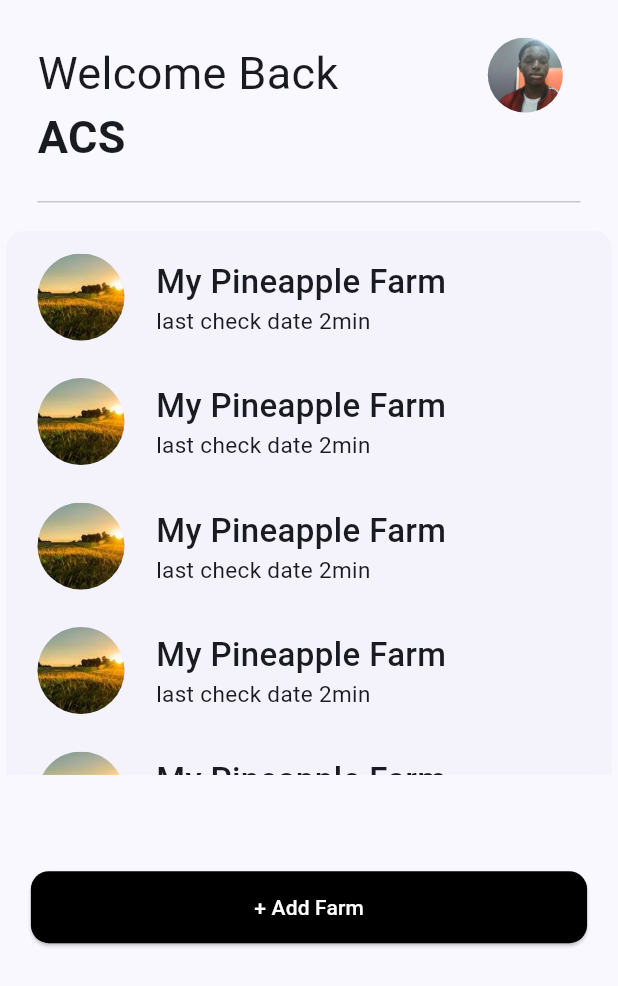
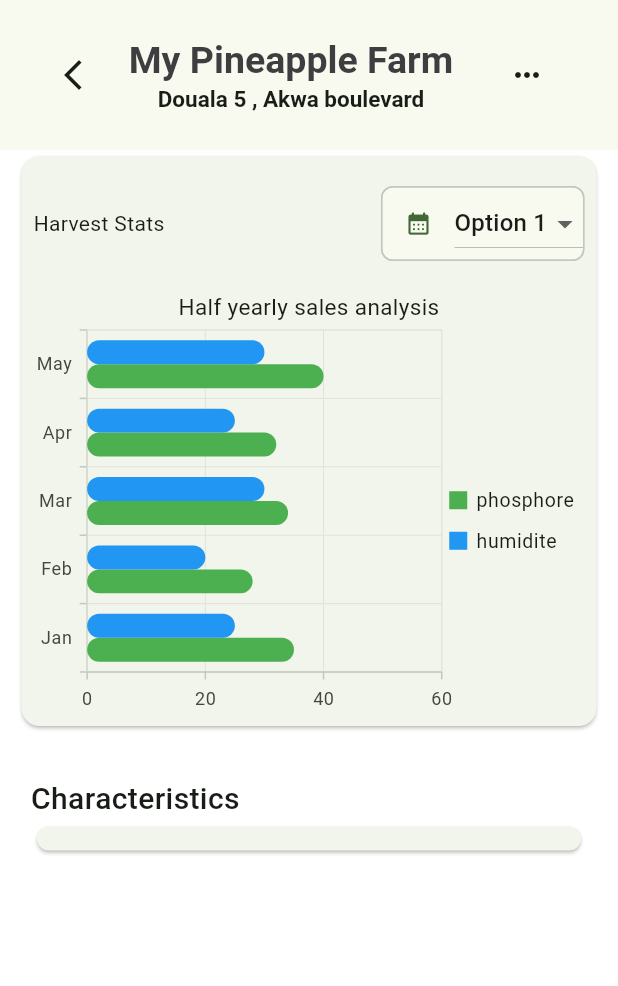
Before and after one commit to AxelleK-S/green_live_acs, a Flutter app: the screen it shows after launch, on a phone screen of 412 x 824 dp. Shown: the top 986 px of the screen. Run offline on Flutter 3.47's test engine with Material 2 defaults, Android fonts, the light colour scheme and no system bars; our stand-ins replace google_fonts, syncfusion_flutter_charts.

Commit message:
Initial commits

```diff
--- a/lib/component/farm_card.dart
+++ b/lib/component/farm_card.dart
@@ -7,8 +7,10 @@ class FarmCard extends StatelessWidget {
 
   var state;
 
+  var Farm_name;
 
-  FarmCard ({ this.image , this.state});
+
+  FarmCard ({ this.image , this.state , this.Farm_name});
 
   @override
   Widget build(BuildContext context) {
--- a/lib/main.dart
+++ b/lib/main.dart
@@ -1,6 +1,8 @@
 import 'package:flutter/material.dart';
 import 'package:google_fonts/google_fonts.dart';
 import 'package:green_live_acs/component/farm_card.dart';
+import 'package:syncfusion_flutter_charts/charts.dart';
+import 'package:syncfusion_flutter_charts/sparkcharts.dart';
 
 void main() {
   runApp(const MyApp());
@@ -32,7 +34,7 @@ class MyApp extends StatelessWidget {
         // This works for code too, not just values: Most code changes can be
         // tested with just a hot reload.
 
-        colorScheme: ColorScheme.fromSeed(seedColor: Color(0xFF010726)),
+        colorScheme: ColorScheme.fromSeed(seedColor: Color(0xFF28A80A)),
         useMaterial3: true,
       ),
       home: const MyHomePage(title: 'Flutter Demo Home Page'),
@@ -71,7 +73,21 @@ class _MyHomePageState extends State<MyHomePage> {
       _counter++;
     });
   }
+  List<_SalesData> data = [
+    _SalesData('Jan', 35),
+    _SalesData('Feb', 28),
+    _SalesData('Mar', 34),
+    _SalesData('Apr', 32),
+    _SalesData('May', 40)
+  ];
 
+  List<_SalesData> data2=[
+    _SalesData('Jan', 25),
+    _SalesData('Feb', 20),
+    _SalesData('Mar', 30),
+    _SalesData('Apr', 25),
+    _SalesData('May', 30)
+  ];
   @override
   Widget build(BuildContext context) {
     var mediaQuery = MediaQuery.of(context);
@@ -82,100 +98,176 @@ class _MyHomePageState extends State<MyHomePage> {
       "My pienaple Farm20",
       "My pienaple Farm22",
       "My pienaple Farm23",
+      "My pienaple Farm24",
+      "My pienaple Farm25",
       "My pienaple Farm23",
+      "My pienaple Farm24",
+      "My pienaple Farm25",
       "My pienaple Farm23",
+      "My pienaple Farm24",
+      "My pienaple Farm25",
+      "My pienaple Farm23",
+      "My pienaple Farm24",
+      "My pienaple Farm25",
+      "My pienaple Farm23",
+      "My pienaple Farm24",
+      "My pienaple Farm25",
+
+
+
+
+
 
     ];
     return Scaffold(
+      backgroundColor: Colors.white,
       appBar: AppBar(
         //backgroundColor: Colors.black,
-        toolbarHeight: 150,
+        toolbarHeight: 100,
         leadingWidth: screenWidth,
-        leading: Padding(
-          padding: const EdgeInsets.all(25.0),
+
+        title: Padding(
+          padding:  EdgeInsets.fromLTRB(8, 120, 8, 120),
+          child: Row(
+            mainAxisAlignment:  MainAxisAlignment.spaceAround,
+            children: [
+              Icon(Icons.arrow_back_ios_new),
+
+              Column(
+                  crossAxisAlignment: CrossAxisAlignment.center,
+                  children: [
+                    Text(
+                      "My Pineapple Farm",
+                      style: GoogleFonts.roboto(fontSize: 25 ,  fontWeight: FontWeight.bold , color: Color(
+                          0xFF3E3E41)),
+                    ),
+                    Text("Douala 5 , Akwa boulevard",
+                      style: GoogleFonts.roboto(
+                          fontSize: 15, fontWeight: FontWeight.bold))
+                  ]),
+
+
+
+              IconButton(onPressed: (){}, icon: Icon(Icons.more_horiz_outlined))
+          ]),
+        ),
+      ),
+
+      body:Center(
         child: Column(
           children: [
-              Row(
+
+
+            SizedBox(
+              width: screenWidth*0.95,
+              child: Card(
+                child: Column(
                   children: [
-                  SizedBox(
-                    width: screenWidth * 0.70,
-                    child: Column(
-                        crossAxisAlignment: CrossAxisAlignment.start,
+                    Padding(
+                      padding: const EdgeInsets.fromLTRB(8, 20, 8, 10),
+                      child: SizedBox(
+                        width: screenWidth * 0.90,
+                        child: Row(
+                            mainAxisAlignment: MainAxisAlignment.spaceBetween,
                             children: [
-                          Text(
-                            "Welcome Back",
-                            style: GoogleFonts.roboto(fontSize: 30),
-                          ),
-                          Text("ACS",
-                              style: GoogleFonts.roboto(
-                                  fontSize: 30, fontWeight: FontWeight.bold))
-                        ]),
-                  ),
-                  const Expanded(
-                    child: Column(
-                        mainAxisAlignment: MainAxisAlignment.start,
-                        children: [
-                          SizedBox(
-                            height: 50,
-                            child: CircleAvatar(
-                              radius: 50,
-                              backgroundImage: AssetImage("assets/avatar.jpg"),
+                              Text("Harvest Stats", style: GoogleFonts.roboto(),),
+                              Chip(
+                                labelPadding: EdgeInsets.fromLTRB(0, 0, 0, 0),
+                                padding: EdgeInsets.fromLTRB(0, 0, 0, 0),
+                                label:
+                                DropdownButton(
+                                  elevation: 0,
+                                  itemHeight:  48,
+                                  autofocus: true,
+                                  items: [
+                                    DropdownMenuItem(child: Text('Option 1'), value: 'Option 1'),
+                                    DropdownMenuItem(child: Text('Option 2'), value: 'Option 2'),
+                                    DropdownMenuItem(child: Text('Option 3'), value: 'Option 3'),
+                                  ],
+                                  value: 'Option 1',
+                                  onChanged: (value) {  },),
+                                avatar: Icon(Icons.calendar_month_rounded),
+
+                              )
+                            ]
                         ),
                       ),
-                          SizedBox(
-                            height: 40,
                     ),
+                    SfCartesianChart(
+
+                        primaryXAxis: CategoryAxis(),
+                        // Chart title
+                        title: ChartTitle(text: 'Half yearly sales analysis'),
+                        // Enable legend
+                        legend: Legend(isVisible: true),
+                        // Enable tooltip
+                        tooltipBehavior: TooltipBehavior(enable: true),
+                        series: <ChartSeries<_SalesData, String>>[
+                          BarSeries<_SalesData, String>(
+                              color: Colors.green,
+                              dataSource: data,
+                              xValueMapper: (_SalesData sales, _) => sales.year,
+                              yValueMapper: (_SalesData sales, _) => sales.sales,
+                              borderRadius: BorderRadius.circular(15),
+                              name: 'phosphore',
+
+                              // Enable data label
+                              dataLabelSettings: DataLabelSettings(isVisible: false)),
+                          BarSeries(dataSource: data2, xValueMapper: (_SalesData sales, _) => sales.year, yValueMapper: (_SalesData sales, _) => sales.sales,borderRadius: BorderRadius.circular(15),color: Colors.blue, name :"humidite" )
                         ]),
-                  ),
-                ],
-              ),
-              Expanded(
-                child: Padding(
-                  padding: EdgeInsets.fromLTRB(0, 20, 0, 0),
-                  child: Divider(
-                      //thickness: 20,c
-                      ),
-                ),
-              )
                   ],
                 ),
               ),
             ),
-      body: Column(
+            SizedBox( height: 30,),
+            SizedBox(
+              width:  screenWidth*0.9,
+              child: Row(
                 children: [
-          SizedBox(
-            height: screenHeight * 0.45,
-            child: Card(
-              elevation: 0,
-              child: SingleChildScrollView(
-                child: Column(children: [
-                  ...farmList
-                      .map(
-                        (e) => Card(
-                            margin: EdgeInsets.fromLTRB(0, 15, 0, 10),
-                            elevation: 0,
-                            child: FarmCard()),
-                      )
-                      .toList(),
-                ]),
+                  Text("Characteristics", style: GoogleFonts.roboto(fontSize: 20, fontWeight: FontWeight.w500),),
+                ]
               ),
             ),
+
+            SizedBox(
+              width:  screenWidth*0.9,
+              child: Container(
+                child: Column(
+                  children: [
+
+                    Card(
+                      child: Padding(
+                        padding: const EdgeInsets.all(8.0),
+                        child: Row(
+                          mainAxisAlignment: MainAxisAlignment.spaceBetween,
+                          children: [
+                         Row(
+                           children: [
+
+                           ],
+                         )
+                          ],
+
                         ),
-          SizedBox(
-            width: screenWidth * 0.9,
-              child: Card(
-                margin: EdgeInsets.fromLTRB(0, 60,  0, 0),
-                color: Color(0xFF000000),
-                  child: MaterialButton(
-                      onPressed: () {}, child: Text("+ Add Farm" , style: GoogleFonts.roboto(color: Colors.white,))))
+                      ),
+                    )
 
-          )],
+                  ]
                 ),
-      // floatingActionButton: FloatingActionButton(
-      //   onPressed: _incrementCounter,
-      //   tooltip: 'Increment',
-      //   child: const Icon(Icons.add),
-      // ),
+              ),
+            )
+
+
+
+          ]
+        ),
+      )
     );
   }
 }
+class _SalesData {
+  _SalesData(this.year, this.sales);
+
+  final String year;
+  final double sales;
+}
--- a/pubspec.yaml
+++ b/pubspec.yaml
@@ -36,6 +36,7 @@ dependencies:
   # Use with the CupertinoIcons class for iOS style icons.
   cupertino_icons: ^1.0.2
   google_fonts: ^5.1.0
+  syncfusion_flutter_charts: ^22.2.8
 
 dev_dependencies:
   flutter_test:
```
Also changed, not shown: lib/page/add_farm_page.dart (added, +140 -0 lines), assets/avatar.jpeg (added), assets/water.png (added), pubspec.lock. Lines whose indentation alone changed are shown as unchanged.
